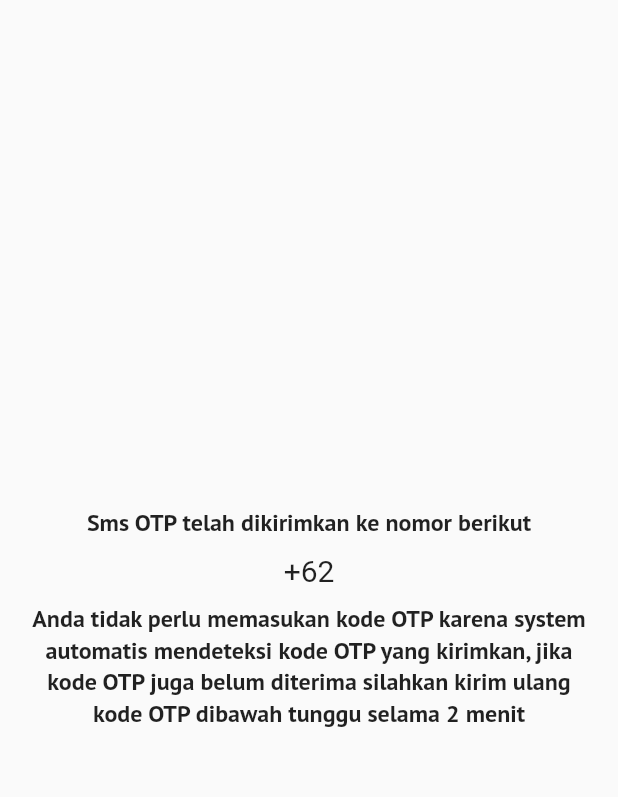
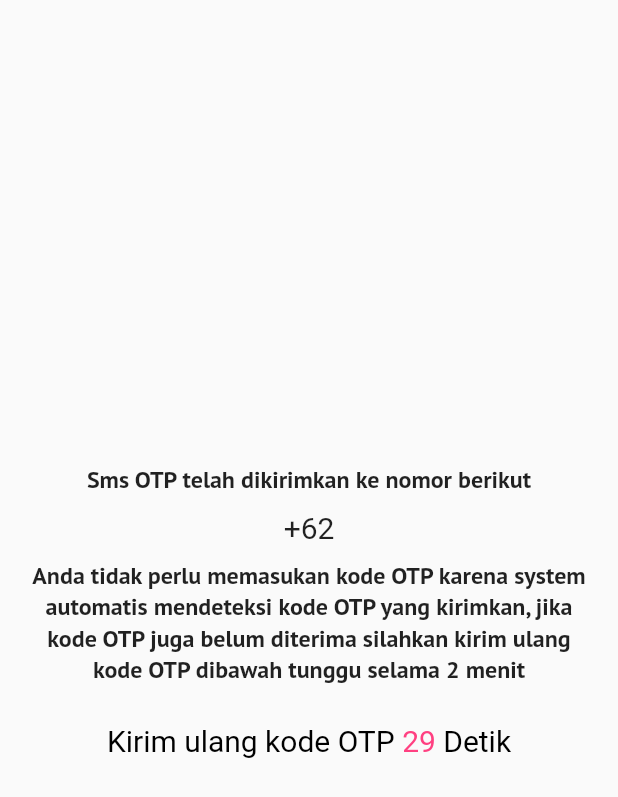
Before and after one commit to gozadev/flutter-aplication, a Flutter app: the screen it shows after launch, after a tap on "Submit", on a phone screen of 412 x 824 dp. Shown: the top 797 px of the screen. Run offline on Flutter 3.47's test engine with Material 2 defaults, Android fonts, the phone set to English and light mode, and no system bars; our stand-ins replace firebase_auth, firebase_core, google_fonts; accounts and stored records are empty; Roboto replaces fonts that are missing (Ubuntu).

Commit message:
add countdown function in sms otp page

```diff
--- a/lib/auth/sms_otp.dart
+++ b/lib/auth/sms_otp.dart
@@ -1,4 +1,6 @@
 // ignore_for_file: prefer_const_constructors
+
+import 'dart:async';
 
 import 'package:flutter/material.dart';
 import 'package:flutter/src/foundation/key.dart';
@@ -15,16 +17,39 @@ class SmsOtp extends StatefulWidget {
 }
 
 class _SmsOtpState extends State<SmsOtp> {
+  int start = 30;
+  bool visible = false;
   // ignore: unused_element
 
   // fungsi untuk menjalankan fungsi saat page dibuka
-  // void initState() {
-  //   super.initState();
-  //   WidgetsBinding.instance.addPostFrameCallback((_) => phoneCheck());
-  // }
+  void initState() {
+    super.initState();
+    WidgetsBinding.instance.addPostFrameCallback((_) => startTime());
+    // WidgetsBinding.instance.addPostFrameCallback((_) => test());
+  }
 
   Future phoneCheck() async {
     print("test menjalankan function");
+  }
+
+  void test() {
+    print("test lagi");
+  }
+
+  void startTime() {
+    const onSec = Duration(seconds: 1);
+    Timer _timer = Timer.periodic(onSec, (timer) {
+      if (start == 0) {
+        setState(() {
+          timer.cancel();
+          visible = true;
+        });
+      } else {
+        setState(() {
+          start--;
+        });
+      }
+    });
   }
 
   @override
@@ -58,6 +83,34 @@ class _SmsOtpState extends State<SmsOtp> {
                 textAlign: TextAlign.center,
               ),
             ),
+            SizedBox(
+              height: 25,
+            ),
+            RichText(
+                text: TextSpan(children: [
+              TextSpan(
+                  text: "Kirim ulang kode OTP ",
+                  style: TextStyle(fontSize: 20, color: Colors.black)),
+              TextSpan(
+                  text: '$start ',
+                  style: TextStyle(fontSize: 20, color: Colors.pinkAccent)),
+              TextSpan(
+                  text: 'Detik',
+                  style: TextStyle(fontSize: 20, color: Colors.black)),
+            ])),
+            SizedBox(
+              height: 10,
+            ),
+            Visibility(
+              visible: visible,
+              child: TextButton(
+                  onPressed: () {
+                    start = 30;
+                    visible = false;
+                    startTime();
+                  },
+                  child: Text('Kirim Ulang')),
+            )
           ],
         )),
       ),
```
